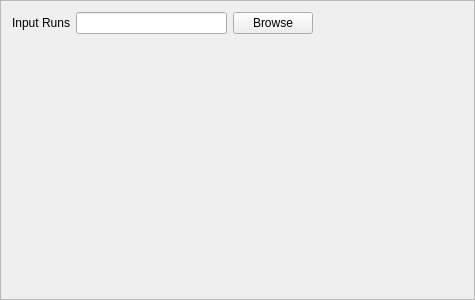
The window that Code/Mantid/scripts/Interface/ui/inelastic/dgs_sample_setup.ui (mantidproject/mantid) describes before a commit, drawn with Qt 5.
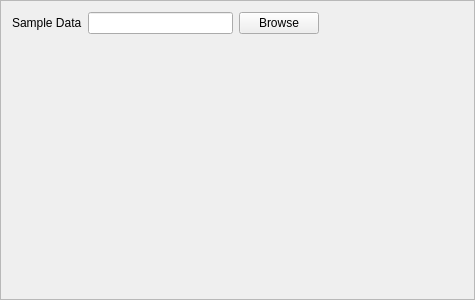
The same window after the commit.

Commit message: Refs #5454. Getting connections wired up on crude UI.

What changed in the file:
```diff
--- a/Code/Mantid/scripts/Interface/ui/inelastic/dgs_sample_setup.ui
+++ b/Code/Mantid/scripts/Interface/ui/inelastic/dgs_sample_setup.ui
@@ -25,7 +25,7 @@
      <item>
       <widget class="QLabel" name="label">
        <property name="text">
-        <string>Input Runs</string>
+        <string>Sample Data</string>
        </property>
       </widget>
      </item>
```
Left out of the diff: 4 changed lines with no effect on the pictures. The commit also changes 6 other files.
